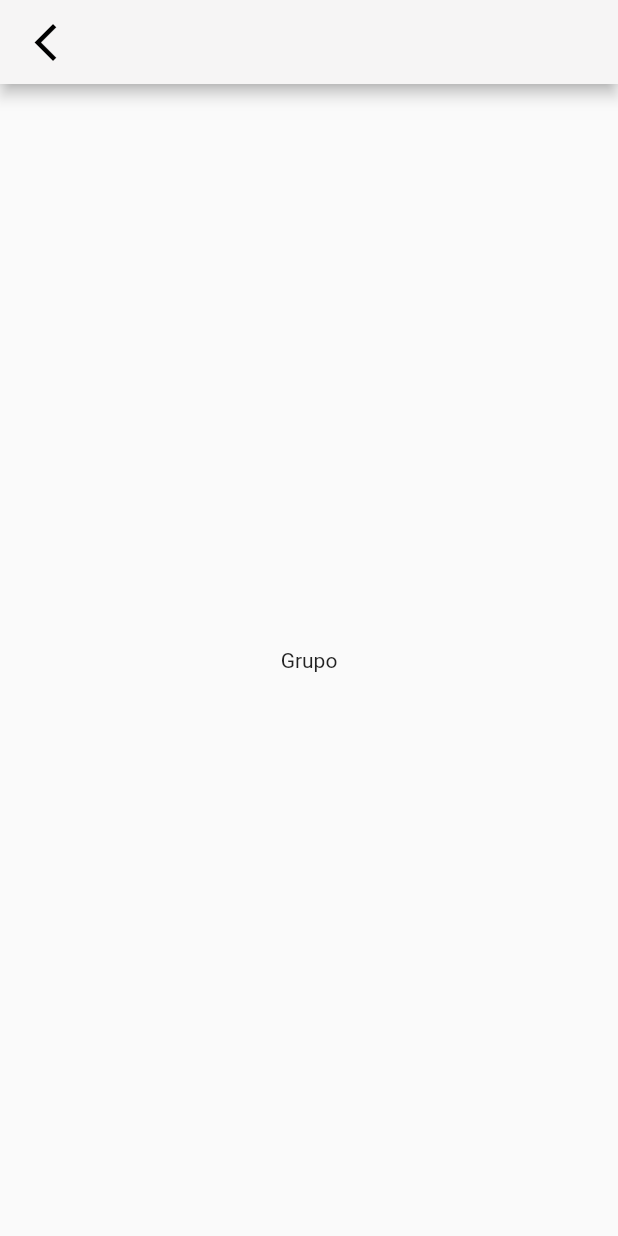
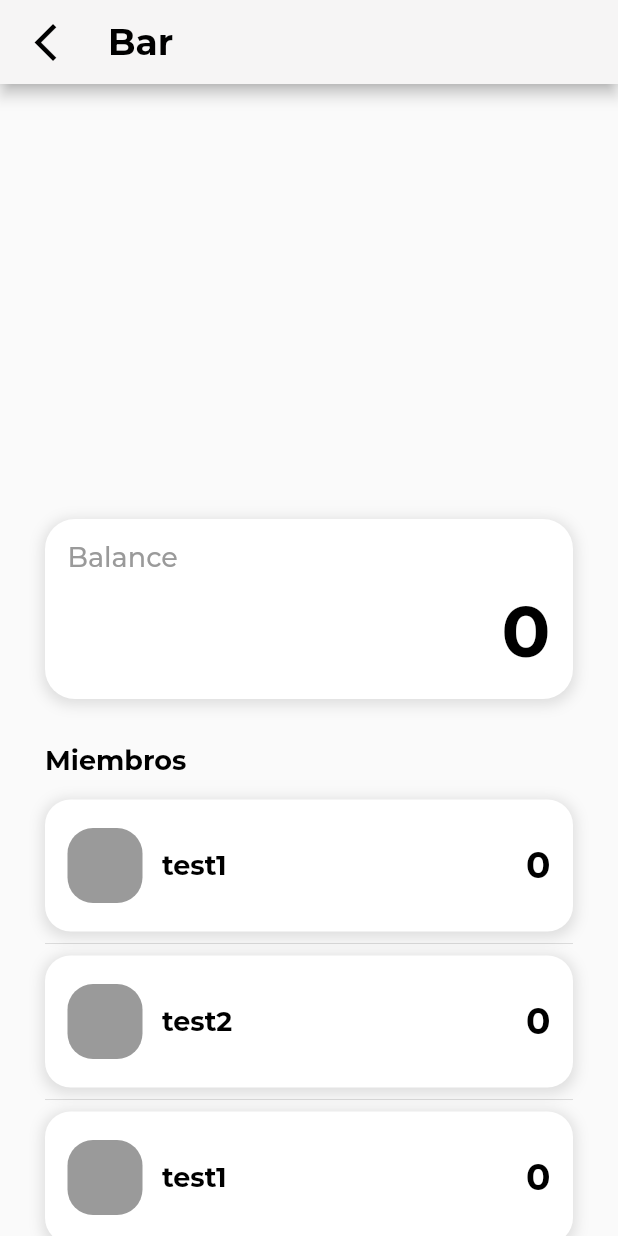
Before and after one commit to JMMC22/beerapp, a Flutter app: the GroupDetailsPage screen opened by its route, on a phone screen of 412 x 824 dp. Run offline on Flutter 3.47's test engine with Material 2 defaults, Android fonts, the phone set to English and light mode, and no system bars; our stand-ins replace bloc, equatable, flutter_bloc.

Commit message:
Add overview group and member list

```diff
--- a/beerapp/lib/src/presentation/groups/details/view/group_details_body.dart
+++ b/beerapp/lib/src/presentation/groups/details/view/group_details_body.dart
@@ -1,3 +1,5 @@
+import 'package:beerapp/src/presentation/groups/details/widgets/balance_group.dart';
+import 'package:beerapp/src/presentation/groups/details/widgets/members_group_list.dart';
 import 'package:flutter/material.dart';
 
 class GroupDetailsBody extends StatelessWidget {
@@ -5,8 +7,15 @@ class GroupDetailsBody extends StatelessWidget {
 
   @override
   Widget build(BuildContext context) {
-    return Center(
-      child: Text('Grupo'),
+    return SingleChildScrollView(
+      child: Column(
+        children: [
+          const SizedBox(height: 290),
+          BalanceGroup(),
+          const SizedBox(height: 30),
+          MembersGroupList(),
+        ],
+      ),
     );
   }
 }
--- a/beerapp/lib/src/presentation/groups/details/view/group_details_page.dart
+++ b/beerapp/lib/src/presentation/groups/details/view/group_details_page.dart
@@ -9,6 +9,15 @@ class GroupDetailsPage extends StatelessWidget {
   Widget build(BuildContext context) {
     return Scaffold(
       appBar: AppBar(
+        title: Text(
+          'Bar',
+          style: TextStyle(
+            fontSize: 24,
+            fontFamily: 'Montserrat',
+            fontWeight: FontWeight.w700,
+            color: AppCustomTheme.colors.black,
+          ),
+        ),
         backgroundColor: AppCustomTheme.colors.backgroundGrey,
         leading: IconButton(
           iconSize: 30,
--- /dev/null
+++ b/beerapp/lib/src/presentation/groups/details/widgets/balance_group.dart
@@ -0,0 +1,59 @@
+import 'package:beerapp/src/themes/themes.dart';
+import 'package:flutter/material.dart';
+
+class BalanceGroup extends StatelessWidget {
+  const BalanceGroup({Key? key}) : super(key: key);
+
+  @override
+  Widget build(BuildContext context) {
+    return Padding(
+      padding: const EdgeInsets.only(left: 30, right: 30),
+      child: Container(
+        width: double.infinity,
+        height: 120,
+        decoration: BoxDecoration(
+          color: AppCustomTheme.colors.white,
+          borderRadius: BorderRadius.circular(20),
+          boxShadow: [
+            BoxShadow(
+              color: Colors.grey.withOpacity(0.3),
+              spreadRadius: 2,
+              blurRadius: 7,
+              offset: const Offset(0, 2),
+            )
+          ],
+        ),
+        child: Padding(
+          padding: const EdgeInsets.all(15.0),
+          child: Column(
+            crossAxisAlignment: CrossAxisAlignment.start,
+            children: [
+              Text(
+                'Balance',
+                style: TextStyle(
+                  fontSize: 18,
+                  fontFamily: 'Montserrat',
+                  fontWeight: FontWeight.w500,
+                  color: AppCustomTheme.colors.grey,
+                ),
+              ),
+              Spacer(),
+              Align(
+                alignment: Alignment.centerRight,
+                child: Text(
+                  '0',
+                  style: TextStyle(
+                    fontSize: 48,
+                    fontFamily: 'Montserrat',
+                    fontWeight: FontWeight.w700,
+                    color: AppCustomTheme.colors.black,
+                  ),
+                ),
+              )
+            ],
+          ),
+        ),
+      ),
+    );
+  }
+}
--- /dev/null
+++ b/beerapp/lib/src/presentation/groups/details/widgets/members_group_list.dart
@@ -0,0 +1,132 @@
+import 'package:beerapp/src/themes/app_theme.dart';
+import 'package:flutter/material.dart';
+
+class MembersGroupList extends StatelessWidget {
+  MembersGroupList({Key? key}) : super(key: key);
+
+  final List<String> testList = [
+    'test1',
+    'test2',
+    'test1',
+    'test2',
+    'test1',
+    'test2'
+  ];
+
+  @override
+  Widget build(BuildContext context) {
+    return Padding(
+      padding: const EdgeInsets.only(left: 30, right: 30),
+      child: Column(
+        children: [
+          Align(
+            alignment: Alignment.centerLeft,
+            child: Text(
+              'Miembros',
+              style: TextStyle(
+                fontSize: 18,
+                fontFamily: 'Montserrat',
+                fontWeight: FontWeight.w700,
+                color: AppCustomTheme.colors.black,
+              ),
+            ),
+          ),
+          const SizedBox(height: 15),
+          ListView.separated(
+            padding: const EdgeInsets.only(bottom: 25),
+            physics: const NeverScrollableScrollPhysics(),
+            separatorBuilder: (context, index) => const Divider(),
+            itemCount: testList.length,
+            itemBuilder: (context, index) {
+              return GroupItemList(
+                index: index,
+              );
+            },
+            shrinkWrap: true,
+          )
+        ],
+      ),
+    );
+  }
+}
+
+class GroupItemList extends StatelessWidget {
+  final int index;
+
+  GroupItemList({
+    Key? key,
+    required this.index,
+  }) : super(key: key);
+
+  final List<String> testList = [
+    'test1',
+    'test2',
+    'test1',
+    'test2',
+    'test1',
+    'test2'
+  ];
+
+  @override
+  Widget build(BuildContext context) {
+    return GestureDetector(
+      onTap: () => Navigator.of(context).pushNamed('/group'),
+      child: Container(
+        height: 88,
+        decoration: BoxDecoration(
+          color: AppCustomTheme.colors.white,
+          borderRadius: BorderRadius.circular(17),
+          boxShadow: [
+            BoxShadow(
+              color: Colors.grey.withOpacity(0.3),
+              spreadRadius: 2,
+              blurRadius: 7,
+              offset: const Offset(0, 2),
+            )
+          ],
+        ),
+        child: Padding(
+          padding: const EdgeInsets.all(15.0),
+          child: Row(
+            children: [
+              Container(
+                height: 50,
+                width: 50,
+                decoration: BoxDecoration(
+                  borderRadius: BorderRadius.circular(17),
+                  color: AppCustomTheme.colors.grey,
+                ),
+              ),
+              const SizedBox(width: 13),
+              Column(
+                crossAxisAlignment: CrossAxisAlignment.start,
+                mainAxisAlignment: MainAxisAlignment.center,
+                children: [
+                  Text(
+                    testList[index],
+                    style: TextStyle(
+                      fontSize: 18,
+                      fontFamily: 'Montserrat',
+                      fontWeight: FontWeight.w700,
+                      color: AppCustomTheme.colors.black,
+                    ),
+                  ),
+                ],
+              ),
+              const Spacer(),
+              Text(
+                '0',
+                style: TextStyle(
+                  fontSize: 24,
+                  fontFamily: 'Montserrat',
+                  fontWeight: FontWeight.w700,
+                  color: AppCustomTheme.colors.black,
+                ),
+              )
+            ],
+          ),
+        ),
+      ),
+    );
+  }
+}
```
